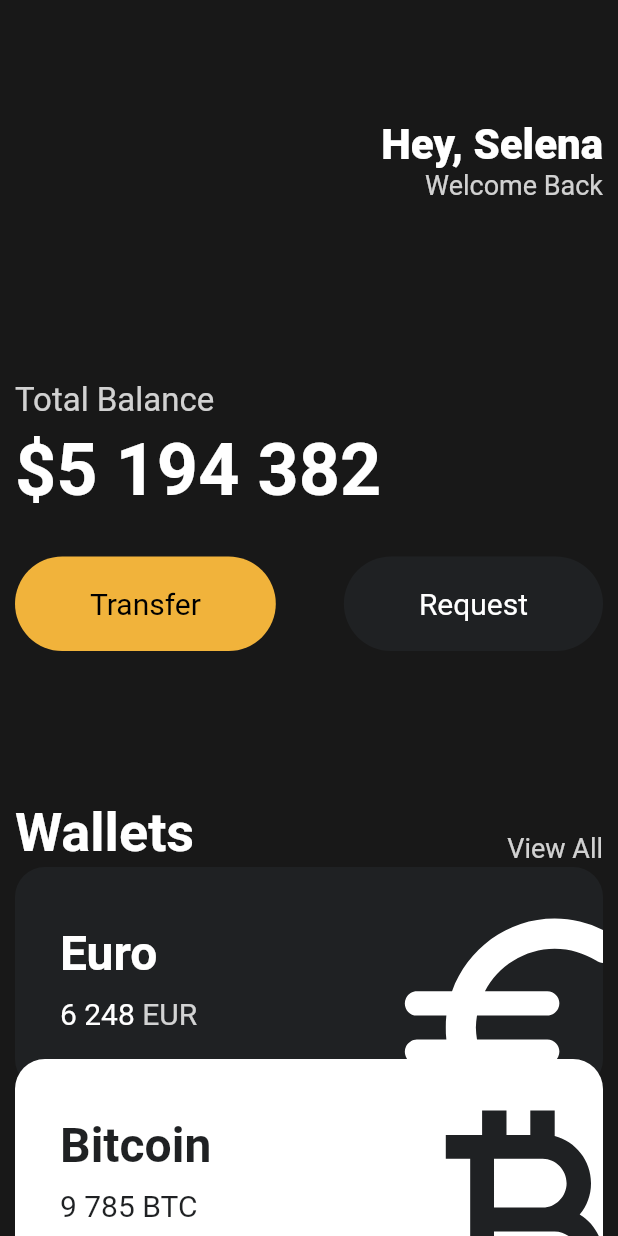
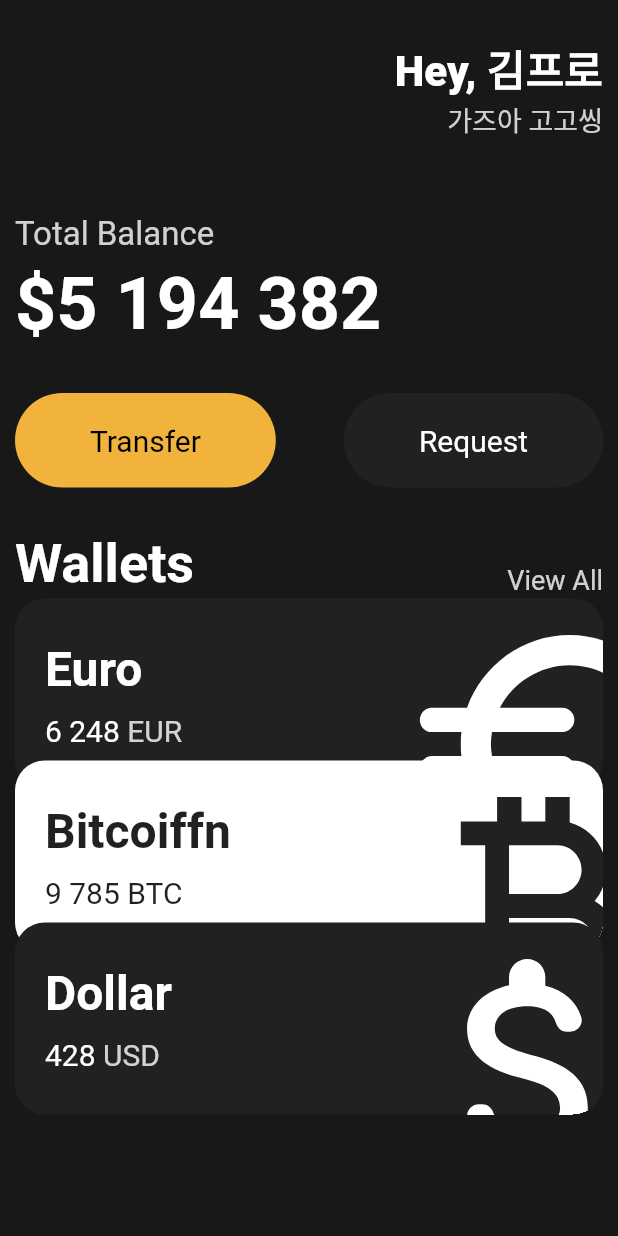
Before and after one commit to signkj/fluttor_nomad, a Flutter app: the screen it shows after launch, on a phone screen of 412 x 824 dp. Run offline on Flutter 3.47's test engine with Material 2 defaults, Android fonts, the phone set to English and light mode, and no system bars.

```diff
--- a/lib/main.dart
+++ b/lib/main.dart
@@ -14,14 +14,13 @@ class App extends StatelessWidget {
     return MaterialApp(
       home: Scaffold(
           backgroundColor: const Color(0xFF181818),
-          body: SingleChildScrollView(
-            child: Padding(
+          body: Padding(
             padding: const EdgeInsets.symmetric(horizontal: 10),
             child: Column(
               crossAxisAlignment: CrossAxisAlignment.start,
               children: [
                 const SizedBox(
-                    height: 80,
+                  height: 25,
                 ),
                 Row(
                   mainAxisAlignment: MainAxisAlignment.end,
@@ -30,7 +29,7 @@ class App extends StatelessWidget {
                       crossAxisAlignment: CrossAxisAlignment.end,
                       children: [
                         const Text(
-                            'Hey, Selena',
+                          'Hey, 김프로',
                           style: TextStyle(
                             color: Colors.white,
                             fontSize: 28,
@@ -38,7 +37,7 @@ class App extends StatelessWidget {
                           ),
                         ),
                         Text(
-                            'Welcome Back',
+                          '가즈아 고고씽',
                           style: TextStyle(
                             color: Colors.white.withOpacity(0.8),
                             fontSize: 18,
@@ -49,7 +48,7 @@ class App extends StatelessWidget {
                   ],
                 ),
                 const SizedBox(
-                    height: 120,
+                  height: 50,
                 ),
                 Text(
                   'Total Balance',
@@ -70,7 +69,7 @@ class App extends StatelessWidget {
                   ),
                 ),
                 const SizedBox(
-                    height: 30,
+                  height: 32,
                 ),
                 const Row(
                   mainAxisAlignment: MainAxisAlignment.spaceBetween,
@@ -88,7 +87,7 @@ class App extends StatelessWidget {
                   ],
                 ),
                 const SizedBox(
-                    height: 100,
+                  height: 30,
                 ),
                 Row(
                   crossAxisAlignment: CrossAxisAlignment.end,
@@ -120,29 +119,25 @@ class App extends StatelessWidget {
                   amount: '6 248',
                   icon: Icons.euro_rounded,
                   isInverted: false,
+                  overlab: 0,
                 ),
-                  Transform.translate(
-                    offset: const Offset(0, -20),
-                    child: const CurrencyCard(
-                      name: 'Bitcoin',
+                const CurrencyCard(
+                  name: 'Bitcoiffn',
                   code: 'BTC',
                   amount: '9 785',
                   icon: Icons.currency_bitcoin,
                   isInverted: true,
+                  overlab: 1,
                 ),
-                  ),
-                  Transform.translate(
-                    offset: const Offset(0, -40),
-                    child: const CurrencyCard(
+                const CurrencyCard(
                   name: 'Dollar',
                   code: 'USD',
                   amount: '428',
                   icon: Icons.attach_money_rounded,
                   isInverted: false,
-                    ),
+                  overlab: 2,
                 ),
               ],
-              ),
             ),
           )),
     );
--- a/lib/widgets/currency_card.dart
+++ b/lib/widgets/currency_card.dart
@@ -4,6 +4,7 @@ class CurrencyCard extends StatelessWidget {
   final String name, code, amount;
   final IconData icon;
   final bool isInverted;
+  final int overlab;
   final _blackColor = const Color(0xFF1F2123);
 
   const CurrencyCard(
@@ -12,18 +13,29 @@ class CurrencyCard extends StatelessWidget {
       required this.code,
       required this.amount,
       required this.icon,
-      required this.isInverted});
+      required this.isInverted,
+      required this.overlab});
 
   @override
   Widget build(BuildContext context) {
-    return Container(
+    late double overYValue = 0;
+    if (overlab == 1) {
+      overYValue = -20;
+    } else if (overlab == 2) {
+      overYValue = -40;
+    } else {
+      overYValue = 0;
+    }
+    return Transform.translate(
+      offset: Offset(0, overYValue),
+      child: Container(
         clipBehavior: Clip.hardEdge,
         decoration: BoxDecoration(
           color: isInverted ? Colors.white : _blackColor,
           borderRadius: BorderRadius.circular(20),
         ),
         child: Padding(
-        padding: const EdgeInsets.all(30),
+          padding: const EdgeInsets.all(20),
           child: Row(
             mainAxisAlignment: MainAxisAlignment.spaceBetween,
             children: [
@@ -80,6 +92,7 @@ class CurrencyCard extends StatelessWidget {
             ],
           ),
         ),
+      ),
     );
   }
 }
```
Lines whose indentation alone changed are shown as unchanged.
